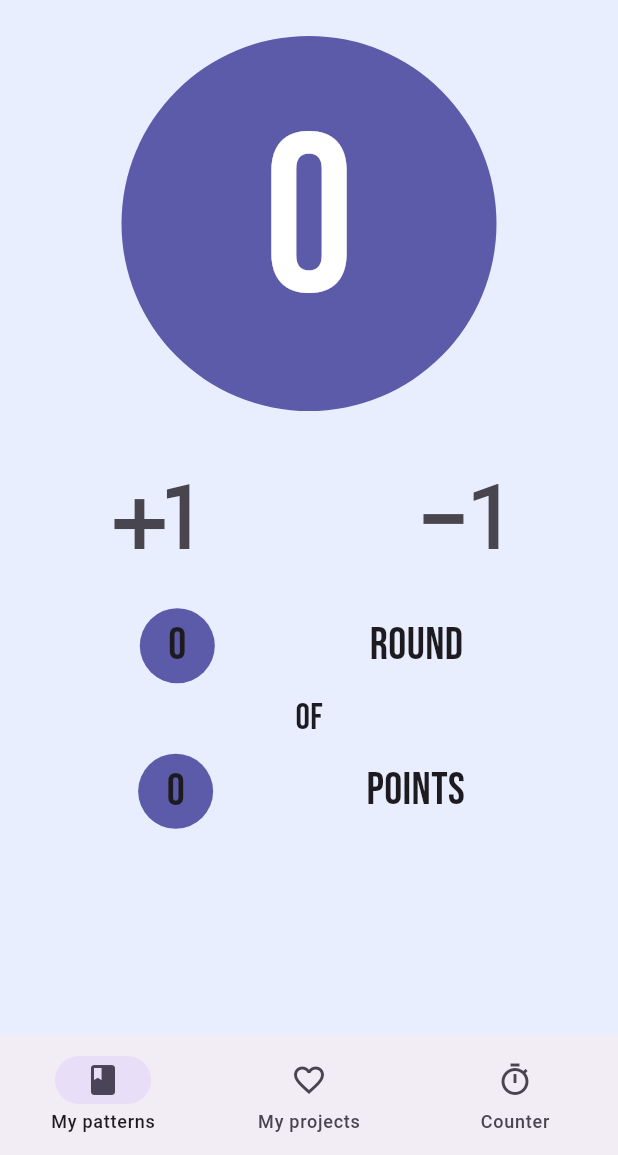
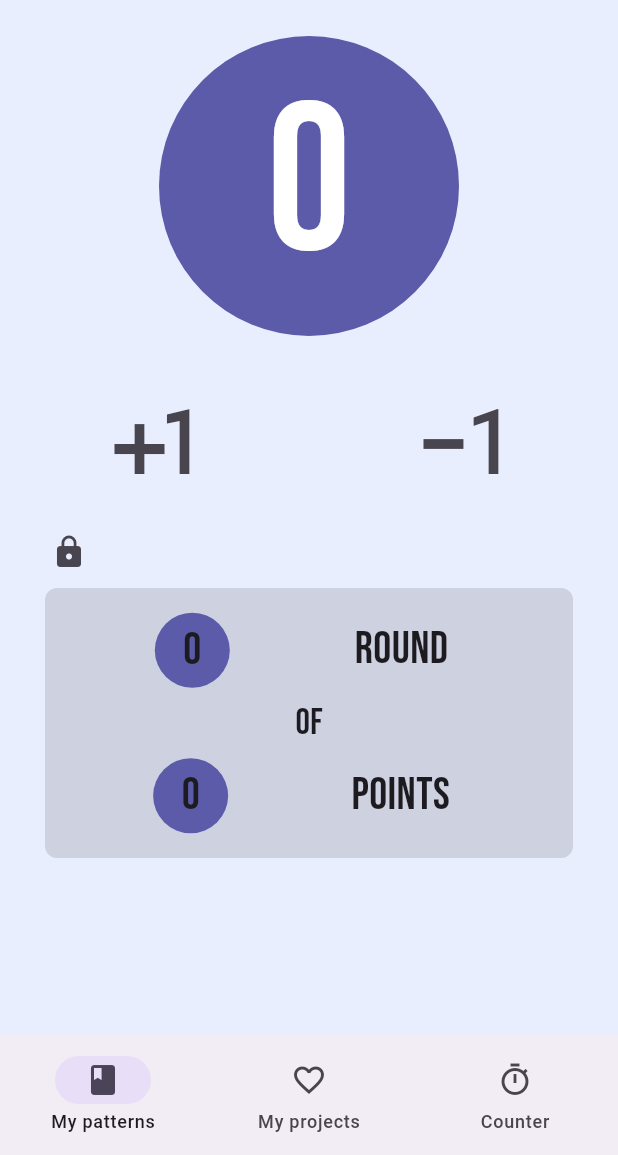
Before and after one commit to GonZev/crochapp, a Flutter app: the screen it shows after launch, item 3 of the bottom bar chosen, on a phone screen of 412 x 824 dp, the part 81-1236 px from its top. Run offline on Flutter 3.47's test engine with Material 2 defaults, Android fonts, the light colour scheme and no system bars; our stand-ins replace google_fonts.

Commit message:
add: add functions for counter screen

```diff
--- a/lib/pages/counter_page.dart
+++ b/lib/pages/counter_page.dart
@@ -10,13 +10,14 @@ class CounterPage extends StatefulWidget {
 
 class _CounterPageState extends State<CounterPage> {
   int numberPoints = 0;
+  bool stateSectionPoints = false;
 
   @override
   Widget build(BuildContext context) {
     return Column(
       children: [
         Container(
-          height: 250,
+          height: 200,
           margin: const EdgeInsets.all(24.0),
           decoration: const BoxDecoration(
               color: Color.fromARGB(255, 91, 91, 169), shape: BoxShape.circle),
@@ -24,7 +25,7 @@ class _CounterPageState extends State<CounterPage> {
             child: Text(
               '$numberPoints',
               style: GoogleFonts.bebasNeue(
-                  fontSize: 150, color: const Color.fromRGBO(255, 255, 255, 1)),
+                  fontSize: 140, color: const Color.fromRGBO(255, 255, 255, 1)),
             ),
           ),
         ),
@@ -49,9 +50,32 @@ class _CounterPageState extends State<CounterPage> {
                 icon: const Icon(Icons.exposure_minus_1)),
           ],
         ),
-        const SizedBox(
-          height: 5,
+        //Section Text of round and points
+        Container(
+          alignment: Alignment.centerLeft,
+          padding: const EdgeInsets.only(left: 22),
+          child: IconButton(
+            onPressed: () {
+              setState(() {
+                stateSectionPoints = !stateSectionPoints;
+              });
+            },
+            icon: const Icon(Icons.lock),
+            selectedIcon: const Icon(Icons.lock_open_rounded),
           ),
+        ),
+
+        Opacity(
+          opacity: stateSectionPoints ? 0.5 : 1.0,
+          child: AbsorbPointer(
+            absorbing: stateSectionPoints,
+            child: Container(
+              margin: const EdgeInsets.symmetric(horizontal: 30),
+              padding: const EdgeInsets.symmetric(vertical: 10),
+              decoration: const BoxDecoration(
+                  borderRadius: BorderRadius.all(Radius.circular(8)),
+                  color: Colors.black12),
+              child: Column(children: [
                 Row(
                   mainAxisAlignment: MainAxisAlignment.spaceEvenly,
                   children: [
@@ -116,6 +140,10 @@ class _CounterPageState extends State<CounterPage> {
                     ),
                   ],
                 ),
+              ]),
+            ),
+          ),
+        )
       ],
     );
   }
```
Lines whose indentation alone changed are shown as unchanged.
